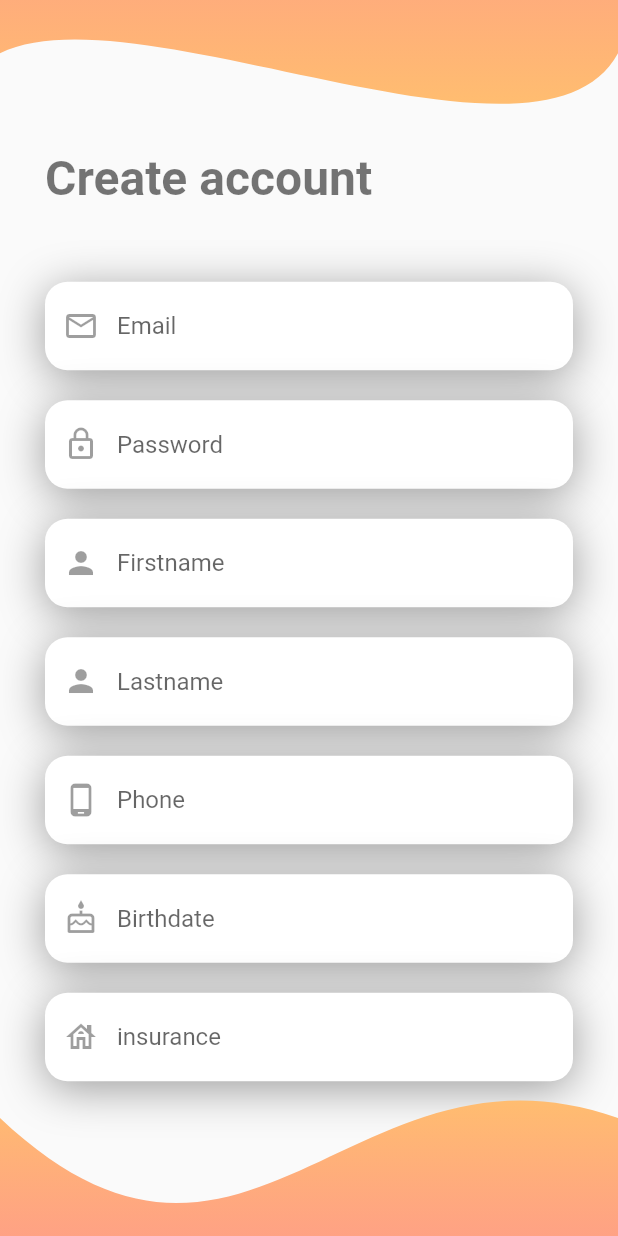
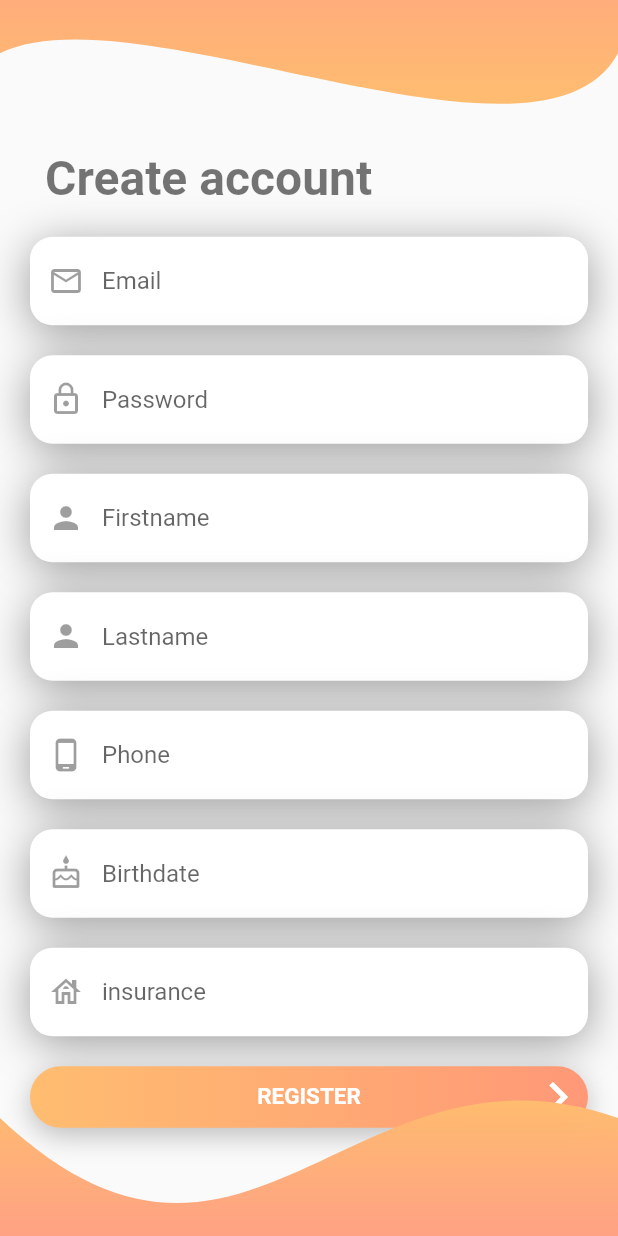
Before and after one commit to les-crepes/CAREOT_APP, a Flutter app: the screen it shows after launch, after a tap on "LOGIN", on a phone screen of 412 x 824 dp. Run offline on Flutter 3.47's test engine with Material 2 defaults, Android fonts, the phone set to English and light mode, and no system bars; our stand-ins replace auto_route, cloud_firestore, firebase_auth, firebase_core; accounts and stored records are empty.

Commit message:
1st register page

```diff
--- a/lib/screens/register.dart
+++ b/lib/screens/register.dart
@@ -1,22 +1,33 @@
+import 'package:auto_route/auto_route.dart';
 import 'package:flutter/material.dart';
 import 'package:pdg_app/widgets/forms/main_text_field.dart';
 import 'package:pdg_app/widgets/register/top_shape.dart';
 import 'package:pdg_app/widgets/register/bottom_shape.dart';
 import 'package:pdg_app/widgets/right_arrow_button.dart';
 
+import '../router/router.gr.dart';
+
 class RegisterScreen extends StatelessWidget {
   const RegisterScreen({Key? key}) : super(key: key);
 
   @override
   Widget build(BuildContext context) {
-    return const Register();
+    return Register(
+      onRegisterPress: () =>
+          AutoRouter.of(context).navigate(const RegisterScreenRoute()),
+    );
+
+    /// Navigating to the RegisterScreenRoute.
   }
 }
 
 class Register extends StatelessWidget {
+  final void Function()? onRegisterPress;
   final double screenWidth;
+
   const Register({
     this.screenWidth = 0,
+    this.onRegisterPress,
     Key? key,
   }) : super(key: key);
 
@@ -24,10 +35,21 @@ class Register extends StatelessWidget {
   Widget build(BuildContext context) {
     final width =
         screenWidth == 0 ? MediaQuery.of(context).size.width : screenWidth;
+    final items = [
+      const MainTextField(name: 'Email', icon: Icon(Icons.email_outlined)),
+      const MainTextField(name: 'Password', icon: Icon(Icons.lock_outline)),
+      const MainTextField(name: 'Firstname', icon: Icon(Icons.person)),
+      const MainTextField(name: 'Lastname', icon: Icon(Icons.person)),
+      const MainTextField(
+          name: 'Phone', icon: Icon(Icons.phone_android_outlined)),
+      const MainTextField(name: 'Birthdate', icon: Icon(Icons.cake_outlined)),
+      const MainTextField(name: 'insurance', icon: Icon(Icons.house_outlined)),
+      RightArrowButton(text: 'REGISTER', onPressed: onRegisterPress),
+    ];
+
     return Stack(
       children: [
         Column(
-          mainAxisAlignment: MainAxisAlignment.spaceBetween,
           children: [
             CustomPaint(
               size: Size(
@@ -48,36 +70,18 @@ class Register extends StatelessWidget {
                 ],
               ),
             ),
-            const SizedBox(height: 50),
+            const SizedBox(height: 20),
             Expanded(
-              child: Padding(
-                padding: const EdgeInsets.symmetric(horizontal: 30),
-                child: ListView(
-                  clipBehavior: Clip.none,
-                  children: const [
-                    MainTextField(
-                        name: 'Email', icon: Icon(Icons.email_outlined)),
-                    SizedBox(height: 20),
-                    MainTextField(
-                        name: 'Password', icon: Icon(Icons.lock_outline)),
-                    SizedBox(height: 20),
-                    MainTextField(name: 'Firstname', icon: Icon(Icons.person)),
-                    SizedBox(height: 20),
-                    MainTextField(name: 'Lastname', icon: Icon(Icons.person)),
-                    SizedBox(height: 20),
-                    MainTextField(
-                        name: 'Phone',
-                        icon: Icon(Icons.phone_android_outlined)),
-                    SizedBox(height: 20),
-                    MainTextField(
-                        name: 'Birthdate', icon: Icon(Icons.cake_outlined)),
-                    SizedBox(height: 20),
-                    MainTextField(
-                        name: 'insurance', icon: Icon(Icons.house_outlined)),
-                    SizedBox(height: 20),
-                    RightArrowButton(text: 'REGISTER'),
-                  ],
-                ),
+              child: ListView.separated(
+                clipBehavior: Clip.none,
+                padding: const EdgeInsets.symmetric(horizontal: 20),
+                separatorBuilder: (context, i) {
+                  return const SizedBox(height: 20);
+                },
+                itemCount: items.length,
+                itemBuilder: (context, i) {
+                  return items[i];
+                },
               ),
             ),
             CustomPaint(
```
